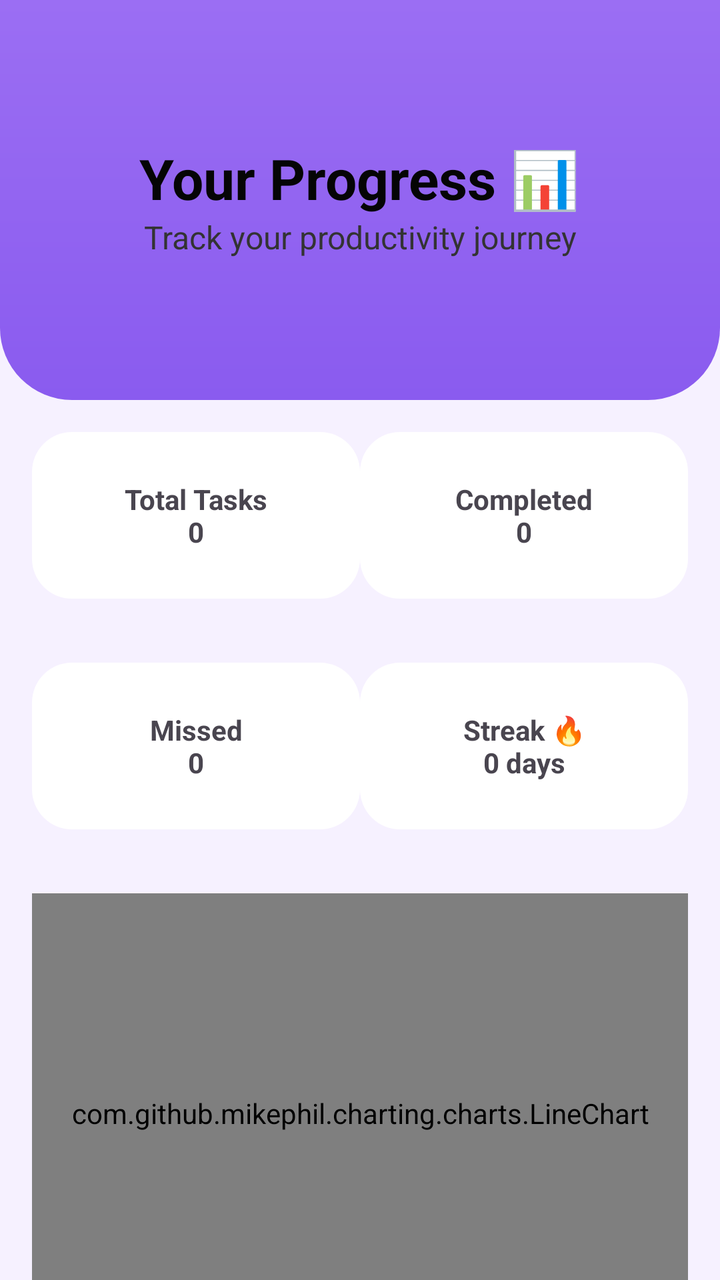
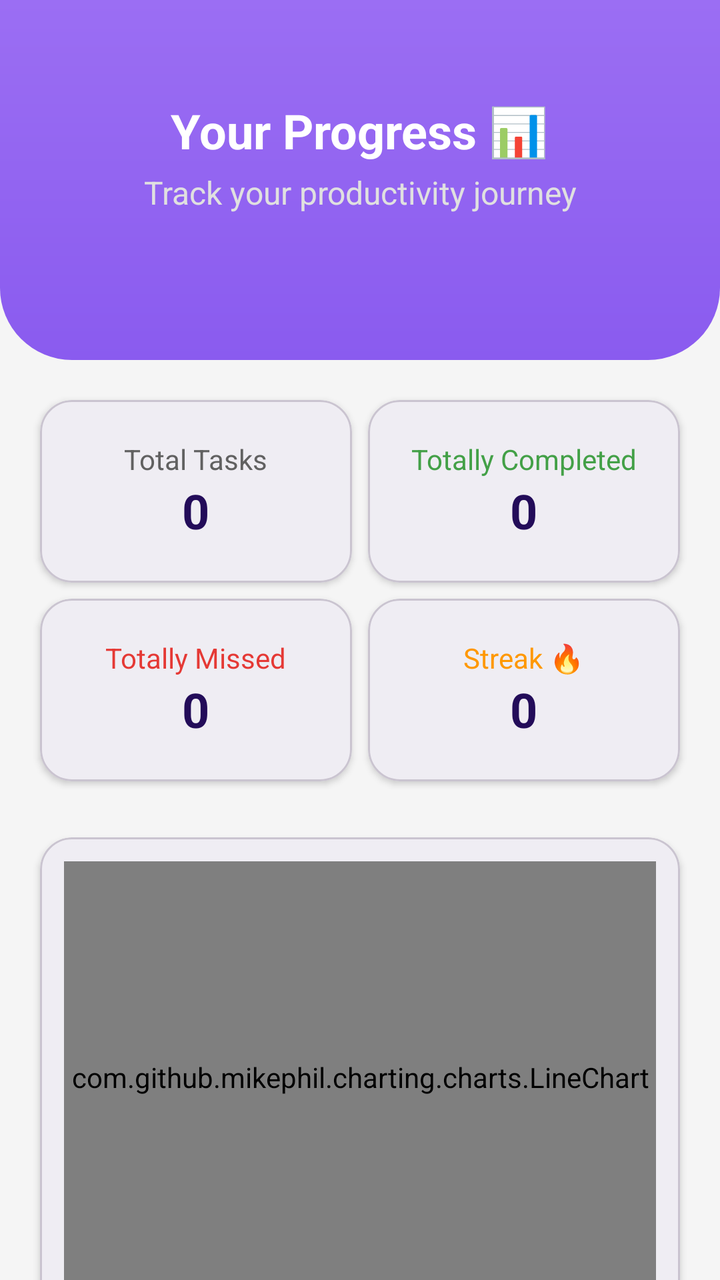

Before-and-after screenshots of an Android layout around one commit, followed by the original layout XML and the change that was made.
<!-- AndroidManifest.xml: application theme Theme.PlanUp -->
<!-- res/layout/fragment_stats.xml -->
<?xml version="1.0" encoding="utf-8"?>
<androidx.core.widget.NestedScrollView
    xmlns:android="http://schemas.android.com/apk/res/android"
    android:layout_width="match_parent"
    android:layout_height="match_parent"
    android:background="#F6F1FF"
    android:fillViewport="true">

    <LinearLayout
        android:layout_width="match_parent"
        android:layout_height="wrap_content"
        android:orientation="vertical"
        android:paddingBottom="32dp">

        
        <LinearLayout
            android:layout_width="match_parent"
            android:layout_height="200dp"
            android:background="@drawable/bg_header"
            android:orientation="vertical"
            android:gravity="center"
            android:padding="20dp">

            <TextView
                android:layout_height="wrap_content"
                android:layout_width="wrap_content"
                android:text="Your Progress 📊"
                android:textSize="28sp"
                android:textStyle="bold"
                android:textColor="#050505"/>

            <TextView
                android:layout_height="wrap_content"
                android:layout_width="wrap_content"
                android:text="Track your productivity journey"
                android:textSize="16sp"
                android:textColor="#333333"
                android:gravity="center"/>
        </LinearLayout>

        
        <LinearLayout
            android:layout_width="match_parent"
            android:layout_height="wrap_content"
            android:orientation="horizontal"
            android:padding="16dp"
            android:weightSum="2">

            <TextView
                android:layout_width="0dp"
                android:layout_height="wrap_content"
                android:layout_weight="1"
                android:text="Total Tasks\n0"
                android:gravity="center"
                android:textStyle="bold"
                android:padding="24dp"
                android:background="@drawable/bg_white_card"/>

            <TextView
                android:layout_width="0dp"
                android:layout_height="wrap_content"
                android:layout_weight="1"
                android:text="Completed\n0"
                android:gravity="center"
                android:textStyle="bold"
                android:padding="24dp"
                android:background="@drawable/bg_white_card"/>
        </LinearLayout>

        
        <LinearLayout
            android:layout_width="match_parent"
            android:layout_height="wrap_content"
            android:orientation="horizontal"
            android:padding="16dp"
            android:weightSum="2">

            <TextView
                android:layout_width="0dp"
                android:layout_height="wrap_content"
                android:layout_weight="1"
                android:text="Missed\n0"
                android:gravity="center"
                android:textStyle="bold"
                android:padding="24dp"
                android:background="@drawable/bg_white_card"/>

            <TextView
                android:layout_width="0dp"
                android:layout_height="wrap_content"
                android:layout_weight="1"
                android:text="Streak 🔥\n0 days"
                android:gravity="center"
                android:textStyle="bold"
                android:padding="24dp"
                android:background="@drawable/bg_white_card"/>
        </LinearLayout>

        
        <com.github.mikephil.charting.charts.LineChart
            android:id="@+id/lineChart"
            android:layout_width="match_parent"
            android:layout_height="220dp"
            android:layout_margin="16dp"
            android:background="@drawable/bg_white_card"/>


        
        <TextView
            android:layout_height="wrap_content"
            android:layout_width="match_parent"
            android:layout_margin="16dp"
            android:text="Consistency beats intensity. Keep going 💪"
            android:textStyle="italic"
            android:textColor="#555555"
            android:gravity="center"/>

    </LinearLayout>
</androidx.core.widget.NestedScrollView>
<!-- resources referenced by this layout -->
<resources>
  <!-- drawable bg_header (drawable) -->
  <?xml version="1.0" encoding="utf-8"?>
  <shape xmlns:android="http://schemas.android.com/apk/res/android">
      <gradient
          android:startColor="#9B6EF3"
          android:endColor="#8A5BEF"
          android:angle="270"/>
  
      <corners
          android:bottomLeftRadius="36dp"
          android:bottomRightRadius="36dp"/>
  </shape>
  <!-- drawable bg_white_card (drawable) -->
  <?xml version="1.0" encoding="utf-8"?>
  <shape xmlns:android="http://schemas.android.com/apk/res/android">
      <solid android:color="@android:color/white"/>
      <corners android:radius="20dp"/>
  
  </shape>
  <style name="Theme.PlanUp" parent="Base.Theme.PlanUp" />
  <style name="Base.Theme.PlanUp" parent="Theme.Material3.DayNight.NoActionBar">
          
          
      </style>
</resources>

<!-- the commit's change to res/layout/fragment_stats.xml (unified diff, before → after) -->
@@ -1,9 +1,10 @@
 <?xml version="1.0" encoding="utf-8"?>
 <androidx.core.widget.NestedScrollView
     xmlns:android="http://schemas.android.com/apk/res/android"
+    xmlns:app="http://schemas.android.com/apk/res-auto"
     android:layout_width="match_parent"
     android:layout_height="match_parent"
-    android:background="#F6F1FF"
+    android:background="@color/background_light"
     android:fillViewport="true">
 
     <LinearLayout
@@ -14,105 +15,156 @@
 
         
         <LinearLayout
+            android:id="@+id/layoutHeader"
             android:layout_width="match_parent"
-            android:layout_height="200dp"
+            android:layout_height="180dp"
             android:background="@drawable/bg_header"
             android:orientation="vertical"
             android:gravity="center"
-            android:padding="20dp">
+            android:paddingBottom="24dp">
 
             <TextView
+                style="@style/AppText.Header"
                 android:layout_height="wrap_content"
                 android:layout_width="wrap_content"
                 android:text="Your Progress 📊"
-                android:textSize="28sp"
-                android:textStyle="bold"
-                android:textColor="#050505"/>
+                android:textColor="@color/white"/>
 
             <TextView
+                style="@style/AppText.Subtitle"
                 android:layout_height="wrap_content"
                 android:layout_width="wrap_content"
+                android:layout_marginTop="4dp"
                 android:text="Track your productivity journey"
-                android:textSize="16sp"
-                android:textColor="#333333"
+                android:textColor="#E0E0E0"
                 android:gravity="center"/>
         </LinearLayout>
 
         
-        <LinearLayout
+        <GridLayout
             android:layout_width="match_parent"
             android:layout_height="wrap_content"
-            android:orientation="horizontal"
+            android:columnCount="2"
             android:padding="16dp"
-            android:weightSum="2">
+            android:useDefaultMargins="true">
 
-            <TextView
+            <com.google.android.material.card.MaterialCardView
                 android:layout_width="0dp"
-                android:layout_height="wrap_content"
-                android:layout_weight="1"
-                android:text="Total Tasks\n0"
-                android:gravity="center"
-                android:textStyle="bold"
-                android:padding="24dp"
-                android:background="@drawable/bg_white_card"/>
+                android:layout_columnWeight="1"
+                app:cardCornerRadius="16dp"
+                app:cardElevation="2dp">
+                <LinearLayout
+                    android:layout_width="match_parent"
+                    android:layout_height="wrap_content"
+                    android:orientation="vertical"
+                    android:gravity="center"
+                    android:padding="20dp">
+                    <TextView style="@style/AppText.Body" android:layout_width="wrap_content" android:layout_height="wrap_content" android:text="Total Tasks"/>
+                    <TextView android:id="@+id/tvTotalCount" style="@style/AppText.Header" android:layout_width="wrap_content" android:layout_height="wrap_content" android:text="0" />
+                </LinearLayout>
+            </com.google.android.material.card.MaterialCardView>
 
-            <TextView
+            <com.google.android.material.card.MaterialCardView
                 android:layout_width="0dp"
-                android:layout_height="wrap_content"
-                android:layout_weight="1"
-                android:text="Completed\n0"
-                android:gravity="center"
-                android:textStyle="bold"
-                android:padding="24dp"
-                android:background="@drawable/bg_white_card"/>
-        </LinearLayout>
+                android:layout_columnWeight="1"
+                app:cardCornerRadius="16dp"
+                app:cardElevation="2dp">
+                <LinearLayout
+                    android:layout_width="match_parent"
+                    android:layout_height="wrap_content"
+                    android:orientation="vertical"
+                    android:gravity="center"
+                    android:padding="20dp">
+
+                    <TextView
+                        style="@style/AppText.Body"
+                        android:layout_width="wrap_content"
+                        android:layout_height="wrap_content"
+                        android:text="Totally Completed"
+                        android:textColor="@color/task_completed" />
+                    <TextView android:id="@+id/tvCompletedCount" style="@style/AppText.Header" android:layout_width="wrap_content" android:layout_height="wrap_content" android:text="0" />
+                </LinearLayout>
+            </com.google.android.material.card.MaterialCardView>
+
+            <com.google.android.material.card.MaterialCardView
+                android:layout_width="0dp"
+                android:layout_columnWeight="1"
+                app:cardCornerRadius="16dp"
+                app:cardElevation="2dp">
+                <LinearLayout
+                    android:layout_width="match_parent"
+                    android:layout_height="wrap_content"
+                    android:orientation="vertical"
+                    android:gravity="center"
+                    android:padding="20dp">
+
+                    <TextView
+                        style="@style/AppText.Body"
+                        android:layout_width="wrap_content"
+                        android:layout_height="wrap_content"
+                        android:text="Totally Missed"
+                        android:textColor="@color/task_missed" />
+                    <TextView android:id="@+id/tvMissedCount" style="@style/AppText.Header" android:layout_width="wrap_content" android:layout_height="wrap_content" android:text="0" />
+                </LinearLayout>
+            </com.google.android.material.card.MaterialCardView>
+
+            <com.google.android.material.card.MaterialCardView
+                android:layout_width="0dp"
+                android:layout_columnWeight="1"
+                app:cardCornerRadius="16dp"
+                app:cardElevation="2dp">
+                <LinearLayout
+                    android:layout_width="match_parent"
+                    android:layout_height="wrap_content"
+                    android:orientation="vertical"
+                    android:gravity="center"
+                    android:padding="20dp">
+                    <TextView style="@style/AppText.Body" android:layout_width="wrap_content" android:layout_height="wrap_content" android:text="Streak 🔥" android:textColor="#FF9800"/>
+                    <TextView android:id="@+id/tvStreakCount" style="@style/AppText.Header" android:layout_width="wrap_content" android:layout_height="wrap_content" android:text="0" />
+                </LinearLayout>
+            </com.google.android.material.card.MaterialCardView>
+        </GridLayout>
 
         
-        <LinearLayout
+        <com.google.android.material.card.MaterialCardView
             android:layout_width="match_parent"
-            android:layout_height="wrap_content"
-            android:orientation="horizontal"
-            android:padding="16dp"
-            android:weightSum="2">
-
-            <TextView
-                android:layout_width="0dp"
-                android:layout_height="wrap_content"
-                android:layout_weight="1"
-                android:text="Missed\n0"
-                android:gravity="center"
-                android:textStyle="bold"
-                android:padding="24dp"
-                android:background="@drawable/bg_white_card"/>
-
-            <TextView
-                android:layout_width="0dp"
-                android:layout_height="wrap_content"
-                android:layout_weight="1"
-                android:text="Streak 🔥\n0 days"
-                android:gravity="center"
-                android:textStyle="bold"
-                android:padding="24dp"
-                android:background="@drawable/bg_white_card"/>
-        </LinearLayout>
-
-        
-        <com.github.mikephil.charting.charts.LineChart
-            android:id="@+id/lineChart"
-            android:layout_width="match_parent"
-            android:layout_height="220dp"
-            android:layout_margin="16dp"
-            android:background="@drawable/bg_white_card"/>
-
+            android:layout_height="240dp"
+            android:layout_marginHorizontal="20dp"
+            android:layout_marginVertical="8dp"
+            app:cardCornerRadius="16dp"
+            app:cardElevation="2dp">
+            
+            <FrameLayout
+                android:layout_width="match_parent"
+                android:layout_height="match_parent">
+                
+                <com.github.mikephil.charting.charts.LineChart
+                    android:id="@+id/lineChart"
+                    android:layout_width="match_parent"
+                    android:layout_height="match_parent"
+                    android:layout_margin="12dp"/>
+                
+                <TextView
+                    android:id="@+id/tvNoData"
+                    style="@style/AppText.Subtitle"
+                    android:layout_width="wrap_content"
+                    android:layout_height="wrap_content"
+                    android:layout_gravity="center"
+                    android:text="No chart data available"
+                    android:visibility="gone"
+                    android:textColor="@color/textColorSecondary"/>
+            </FrameLayout>
+            
+        </com.google.android.material.card.MaterialCardView>
 
         
         <TextView
+            style="@style/AppText.Subtitle"
             android:layout_height="wrap_content"
             android:layout_width="match_parent"
-            android:layout_margin="16dp"
+            android:layout_margin="24dp"
             android:text="Consistency beats intensity. Keep going 💪"
             android:textStyle="italic"
-            android:textColor="#555555"
             android:gravity="center"/>
 
     </LinearLayout>
<!-- resource entries referenced after the edit -->
@@ -1,5 +1,10 @@
 <!-- resources referenced by this layout -->
 <resources>
+  <color name="background_light">#F5F5F5</color>
+  <color name="task_completed">#43A047</color>
+  <color name="task_missed">#E53935</color>
+  <color name="textColorSecondary">#616161</color>
+  <color name="white">#FFFFFFFF</color>
   <!-- drawable bg_header (drawable) -->
   <?xml version="1.0" encoding="utf-8"?>
   <shape xmlns:android="http://schemas.android.com/apk/res/android">
@@ -12,17 +17,60 @@
           android:bottomLeftRadius="36dp"
           android:bottomRightRadius="36dp"/>
   </shape>
-  <!-- drawable bg_white_card (drawable) -->
-  <?xml version="1.0" encoding="utf-8"?>
-  <shape xmlns:android="http://schemas.android.com/apk/res/android">
-      <solid android:color="@android:color/white"/>
-      <corners android:radius="20dp"/>
+  <style name="AppText.Body" parent="AppText">
+          <item name="android:textSize">14sp</item>
+          <item name="android:textColor">@color/textColorSecondary</item>
+      </style>
+  <style name="AppText.Header" parent="AppText">
+          <item name="android:textSize">24sp</item>
+          <item name="android:textStyle">bold</item>
+      </style>
+  <style name="AppText.Subtitle" parent="AppText">
+          <item name="android:textSize">16sp</item>
+          <item name="android:textColor">@color/primaryLightColor</item>
+      </style>
+  <style name="Theme.PlanUp" parent="Base.Theme.PlanUp" />
+  <style name="AppText" parent="android:Widget.TextView">
+          <item name="android:textColor">@color/textColorPrimary</item>
+      </style>
+  <color name="primaryLightColor">#8E7CC3</color>
+  <style name="Base.Theme.PlanUp" parent="Theme.Material3.DayNight.NoActionBar">
+          <item name="colorPrimary">@color/primaryColor</item>
+          <item name="colorOnPrimary">@color/white</item>
+          <item name="colorPrimaryContainer">@color/secondaryColor</item>
+          <item name="colorOnPrimaryContainer">@color/primaryColor</item>
+          
+          <item name="colorSecondary">@color/secondaryColor</item>
+          <item name="colorOnSecondary">@color/primaryColor</item>
+          
+          <item name="android:windowBackground">@color/background_light</item>
+          <item name="android:statusBarColor">@color/primaryDarkColor</item>
+          
+          <item name="colorSurface">@color/white</item>
+          <item name="colorOnSurface">@color/textColorPrimary</item>
+          <item name="colorSurfaceVariant">@color/secondaryColor</item>
+          <item name="colorOnSurfaceVariant">@color/primaryColor</item>
   
-  </shape>
-  <style name="Theme.PlanUp" parent="Base.Theme.PlanUp" />
-  <style name="Base.Theme.PlanUp" parent="Theme.Material3.DayNight.NoActionBar">
+          <item name="android:datePickerDialogTheme">@style/DatePickerTheme</item>
+          <item name="android:timePickerDialogTheme">@style/DatePickerTheme</item>
+      </style>
+  <color name="textColorPrimary">#230C59</color>
+  <color name="primaryColor">#230C59</color>
+  <color name="secondaryColor">#EDE7FF</color>
+  <color name="primaryDarkColor">#1A0844</color>
+  <style name="DatePickerTheme" parent="Theme.Material3.DayNight.Dialog">
+          <item name="colorPrimary">@color/primaryColor</item>
+          <item name="colorOnPrimary">@color/white</item>
+          <item name="colorSurface">@color/white</item>
+          <item name="colorOnSurface">@color/textColorPrimary</item>
           
+          <item name="colorAccent">@color/primaryColor</item>
           
+          <item name="android:buttonBarPositiveButtonStyle">@style/DialogButtonStyle</item>
+          <item name="android:buttonBarNegativeButtonStyle">@style/DialogButtonStyle</item>
+      </style>
+  <style name="DialogButtonStyle" parent="Widget.Material3.Button.TextButton">
+          <item name="android:textColor">@color/primaryColor</item>
       </style>
 </resources>
 
